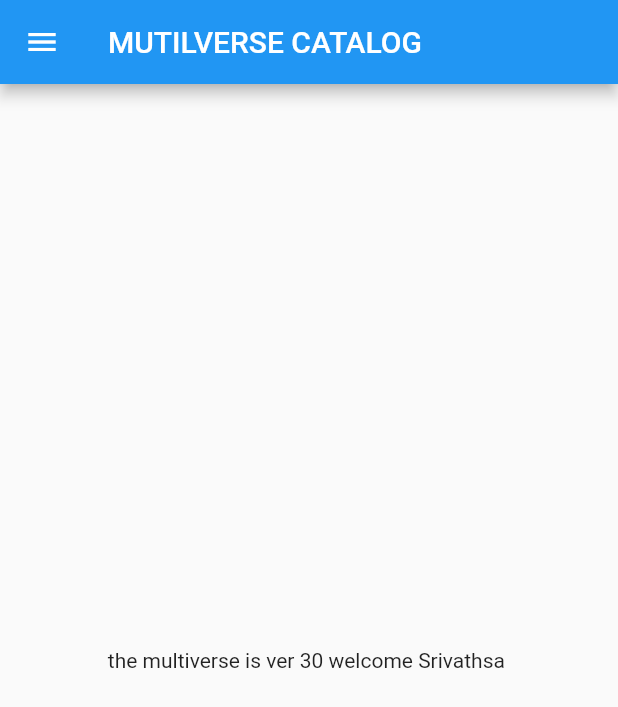
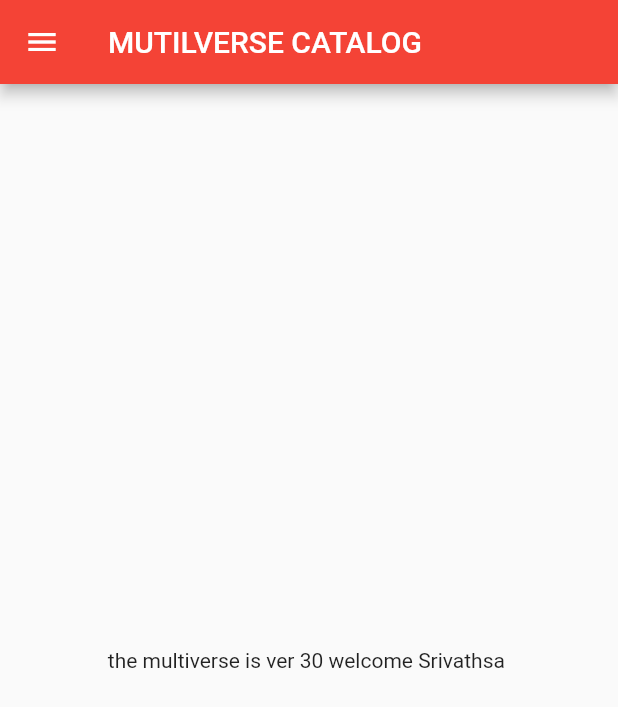
Before and after one commit to VARITHSA/flutter_ecommerce, a Flutter app: the screen it shows after launch, on a phone screen of 412 x 824 dp. Shown: the top 707 px of the screen. Run offline on Flutter 3.47's test engine with Material 2 defaults, Android fonts, the phone set to English and light mode, and no system bars.

Commit message:
DAY 3 COMPLETED

```diff
--- a/intro/lib/main.dart
+++ b/intro/lib/main.dart
@@ -1,5 +1,6 @@
 import 'package:flutter/material.dart';
-import 'package:intro/home_page.dart';
+import 'package:intro/pages/home_page.dart';
+import 'package:intro/pages/login_page.dart';
 
 void main() {
   runApp(const MyApp());
@@ -10,11 +11,19 @@ class MyApp extends StatelessWidget {
 
   @override
   Widget build(BuildContext context) {
+    return MaterialApp(
+      themeMode: ThemeMode.light,
+      theme: ThemeData(primarySwatch: Colors.red),
+        darkTheme: ThemeData(
+        brightness: Brightness.dark,
+      ),
+      initialRoute: "/home",
+      routes:{
+       "/login" :(context) =>  LoginPage(),
+       "/":(context) => LoginPage(),
+       "/home" :(context) => HomePage()
+      } ,
+    );
 
-
-
-    return MaterialApp(
-      home: HomePage()
-    );
   }
 }
--- a/intro/lib/home_page.dart
+++ b/intro/lib/pages/home_page.dart
@@ -2,7 +2,7 @@ import 'package:flutter/material.dart';
 
 class HomePage extends StatelessWidget {
   final int days = 30;
-    final String S = "Srivathsa";
+  final String S = "Srivathsa";
 
 
   @override
```
Also changed, not shown: intro/lib/pages/login_page.dart (added, +17 -0 lines).
